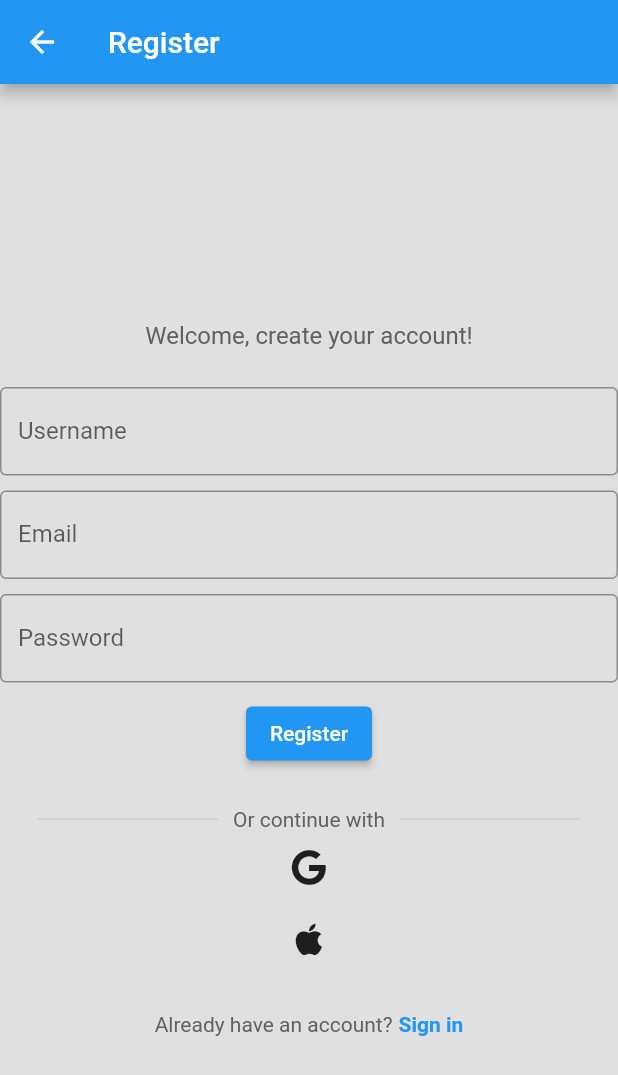
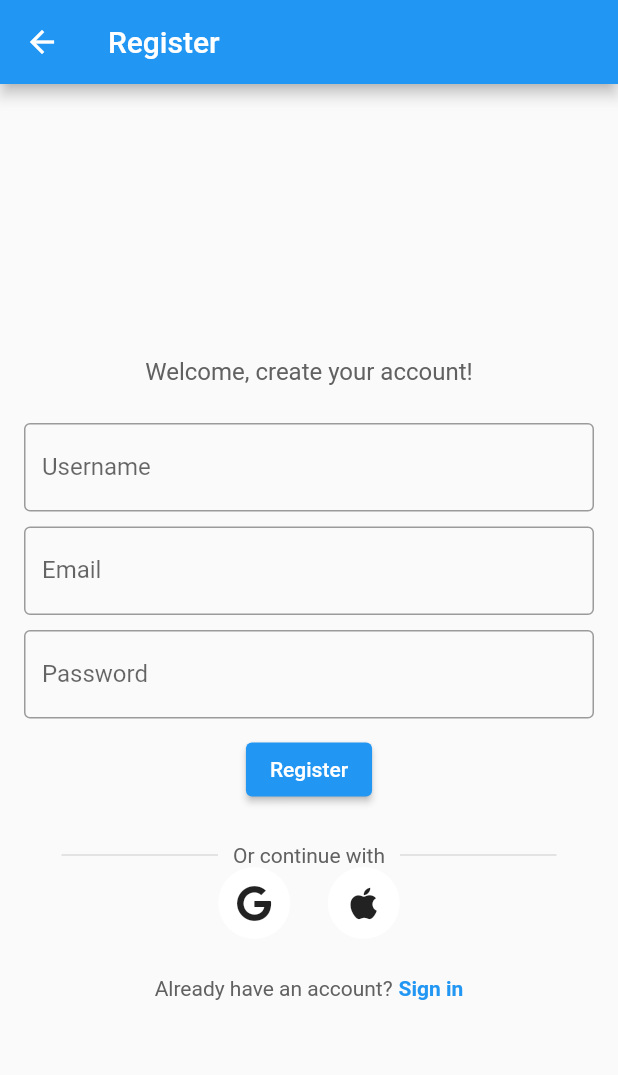
Before and after one commit to playmaker432/flutter_hkTouristApp, a Flutter app: the RegisterPage screen opened by its route, on a phone screen of 412 x 824 dp. Shown: the top 1075 px of the screen. Run offline on Flutter 3.47's test engine with Material 2 defaults, Android fonts, the phone set to English and light mode, and no system bars; our stand-ins replace font_awesome_flutter, google_sign_in, package_info; network calls fail; key blocks and very long unbroken strings in the code were emptied for the run.

Commit message:
END OF DAY4 Register page updated, New Plan card design

```diff
--- a/lib/register_page.dart
+++ b/lib/register_page.dart
@@ -21,12 +21,14 @@ class _RegisterPageState extends State<RegisterPage> {
   @override
   Widget build(BuildContext context) {
     return Scaffold(
-      backgroundColor: Colors.grey[300],
+      backgroundColor: Colors.grey[60],
       appBar: AppBar(
         title: Text('Register'),
       ),
       body: SafeArea(
         child: Center(
+            child: Padding(
+          padding: const EdgeInsets.all(16.0),
           child: Column(
             mainAxisAlignment: MainAxisAlignment.center,
             children: [
@@ -118,24 +120,40 @@ class _RegisterPageState extends State<RegisterPage> {
 
               // const SizedBox(height: 25),
 
-              // Google sign-in button
-              IconButton(
-                icon: Icon(FontAwesomeIcons.google),
+              Row(
+                mainAxisAlignment: MainAxisAlignment.center,
+                children: [
+                  // Google Button
+                  Container(
+                    decoration: BoxDecoration(
+                      shape: BoxShape.circle,
+                      color: Colors.white, // Button color
+                    ),
+                    child: IconButton(
+                      icon: Icon(FontAwesomeIcons.google), // Icon
                       onPressed: () {
                         // Handle Google sign-in
                       },
                     ),
+                  ),
 
-              // const SizedBox(height: 10),
+                  SizedBox(width: 25),
 
-              // Apple sign-in button
-              IconButton(
-                icon: Icon(FontAwesomeIcons.apple),
+                  // Apple Button
+                  Container(
+                    decoration: BoxDecoration(
+                      shape: BoxShape.circle,
+                      color: Colors.white, // Button color
+                    ),
+                    child: IconButton(
+                      icon: Icon(FontAwesomeIcons.apple), // Icon
                       onPressed: () {
                         // Handle Apple sign-in
                       },
                     ),
-
+                  ),
+                ],
+              ),
               const SizedBox(height: 25),
 
               // Already have an account? Sign in
@@ -158,7 +176,7 @@ class _RegisterPageState extends State<RegisterPage> {
               ),
             ],
           ),
-        ),
+        )),
       ),
     );
   }
```
Also changed, not shown: lib/bookmarked_page.dart (+40 -8 lines). Lines whose indentation alone changed are shown as unchanged.
